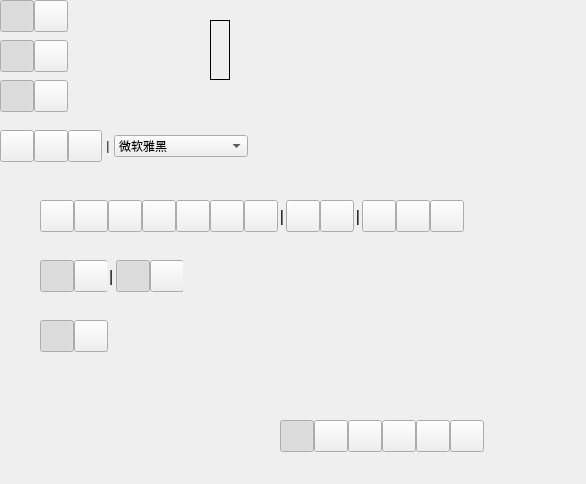
Above: MainWindow.ui from xland/ScreenCapture before the change. Below: the same form after it.
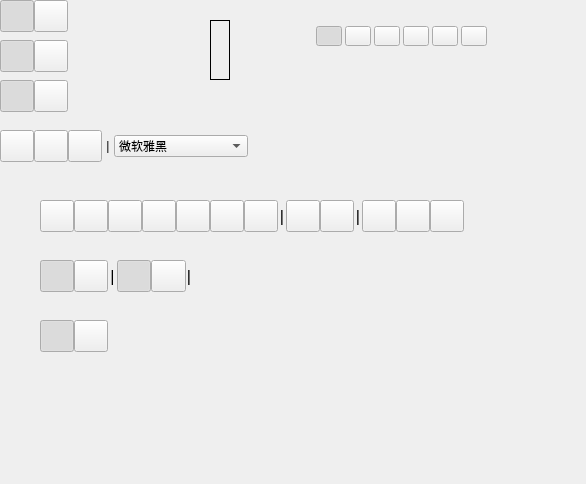
That is the form after the change.

Commit message: color selector widget

Patch:
```diff
--- a/MainWindow.ui
+++ b/MainWindow.ui
@@ -587,19 +587,19 @@
      <rect>
       <x>40</x>
       <y>260</y>
-      <width>143</width>
+      <width>152</width>
       <height>32</height>
      </rect>
     </property>
     <property name="minimumSize">
      <size>
-      <width>143</width>
+      <width>0</width>
       <height>32</height>
      </size>
     </property>
     <property name="maximumSize">
      <size>
-      <width>143</width>
+      <width>16777215</width>
       <height>32</height>
      </size>
     </property>
@@ -725,6 +725,9 @@
        <property name="text">
         <string>|</string>
        </property>
+       <property name="alignment">
+        <set>Qt::AlignCenter</set>
+       </property>
       </widget>
      </item>
      <item>
@@ -816,6 +819,34 @@
           </property>
          </widget>
         </item>
+        <item>
+         <widget class="QLabel" name="label_5">
+          <property name="minimumSize">
+           <size>
+            <width>6</width>
+            <height>0</height>
+           </size>
+          </property>
+          <property name="maximumSize">
+           <size>
+            <width>6</width>
+            <height>16777215</height>
+           </size>
+          </property>
+          <property name="font">
+           <font>
+            <pointsize>12</pointsize>
+            <stylestrategy>PreferAntialias</stylestrategy>
+           </font>
+          </property>
+          <property name="text">
+           <string>|</string>
+          </property>
+          <property name="alignment">
+           <set>Qt::AlignCenter</set>
+          </property>
+         </widget>
+        </item>
        </layout>
       </widget>
      </item>
@@ -1498,9 +1529,9 @@
    <widget class="QWidget" name="colorSelector" native="true">
     <property name="geometry">
      <rect>
-      <x>280</x>
-      <y>420</y>
-      <width>204</width>
+      <x>310</x>
+      <y>20</y>
+      <width>181</width>
       <height>32</height>
      </rect>
     </property>
@@ -1512,31 +1543,31 @@
     </property>
     <property name="minimumSize">
      <size>
-      <width>204</width>
+      <width>0</width>
       <height>32</height>
      </size>
     </property>
     <property name="maximumSize">
      <size>
-      <width>204</width>
+      <width>99999</width>
       <height>32</height>
      </size>
     </property>
     <layout class="QHBoxLayout" name="horizontalLayout_11">
      <property name="spacing">
-      <number>0</number>
+      <number>4</number>
      </property>
      <property name="leftMargin">
-      <number>0</number>
+      <number>6</number>
      </property>
      <property name="topMargin">
-      <number>0</number>
+      <number>6</number>
      </property>
      <property name="rightMargin">
-      <number>0</number>
+      <number>6</number>
      </property>
      <property name="bottomMargin">
-      <number>0</number>
+      <number>6</number>
      </property>
      <item>
       <widget class="QPushButton" name="btnColorSelected">
@@ -1548,13 +1579,13 @@
        </property>
        <property name="minimumSize">
         <size>
-         <width>34</width>
+         <width>26</width>
          <height>0</height>
         </size>
        </property>
        <property name="maximumSize">
         <size>
-         <width>34</width>
+         <width>26</width>
          <height>16777215</height>
         </size>
        </property>
@@ -1585,13 +1616,13 @@
        </property>
        <property name="minimumSize">
         <size>
-         <width>34</width>
+         <width>26</width>
          <height>0</height>
         </size>
        </property>
        <property name="maximumSize">
         <size>
-         <width>34</width>
+         <width>26</width>
          <height>16777215</height>
         </size>
        </property>
@@ -1619,13 +1650,13 @@
        </property>
        <property name="minimumSize">
         <size>
-         <width>34</width>
+         <width>26</width>
          <height>0</height>
         </size>
        </property>
        <property name="maximumSize">
         <size>
-         <width>34</width>
+         <width>26</width>
          <height>16777215</height>
         </size>
        </property>
@@ -1653,13 +1684,13 @@
        </property>
        <property name="minimumSize">
         <size>
-         <width>34</width>
+         <width>26</width>
          <height>0</height>
         </size>
        </property>
        <property name="maximumSize">
         <size>
-         <width>34</width>
+         <width>26</width>
          <height>16777215</height>
         </size>
        </property>
@@ -1687,13 +1718,13 @@
        </property>
        <property name="minimumSize">
         <size>
-         <width>34</width>
+         <width>26</width>
          <height>0</height>
         </size>
        </property>
        <property name="maximumSize">
         <size>
-         <width>34</width>
+         <width>26</width>
          <height>16777215</height>
         </size>
        </property>
@@ -1721,13 +1752,13 @@
        </property>
        <property name="minimumSize">
         <size>
-         <width>34</width>
+         <width>26</width>
          <height>0</height>
         </size>
        </property>
        <property name="maximumSize">
         <size>
-         <width>34</width>
+         <width>26</width>
          <height>16777215</height>
         </size>
        </property>
```
The commit also changes 1 other file.
